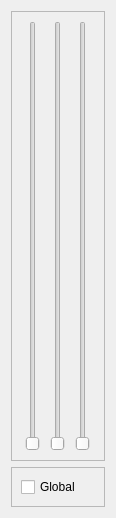
First picture: the form in forms/sliderWidget.ui, repository isis-group/vast, before the edit.
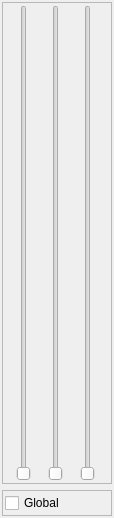
Second picture: the form after the edit.

Diff of the .ui file:
```diff
--- a/forms/sliderWidget.ui
+++ b/forms/sliderWidget.ui
@@ -6,7 +6,7 @@
    <rect>
     <x>0</x>
     <y>0</y>
-    <width>116</width>
+    <width>114</width>
     <height>518</height>
    </rect>
   </property>
@@ -14,6 +14,9 @@
    <string>Form</string>
   </property>
   <layout class="QVBoxLayout" name="verticalLayout">
+   <property name="margin">
+    <number>2</number>
+   </property>
    <item>
     <widget class="QFrame" name="frame">
      <property name="frameShape">
@@ -23,6 +26,9 @@
       <enum>QFrame::Raised</enum>
      </property>
      <layout class="QHBoxLayout" name="horizontalLayout_2">
+      <property name="margin">
+       <number>2</number>
+      </property>
       <item>
        <widget class="QSlider" name="maxSlider">
         <property name="orientation">
@@ -56,6 +62,9 @@
       <enum>QFrame::Raised</enum>
      </property>
      <layout class="QVBoxLayout" name="verticalLayout_2">
+      <property name="margin">
+       <number>2</number>
+      </property>
       <item>
        <widget class="QCheckBox" name="checkGlobal">
         <property name="text">
```
